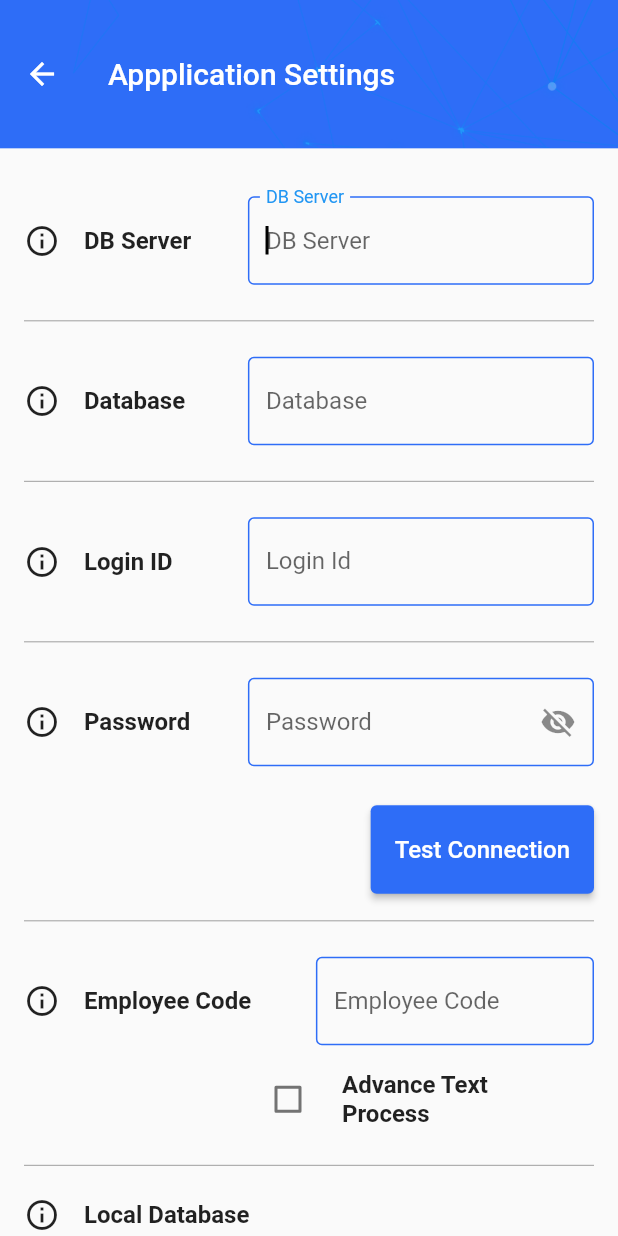
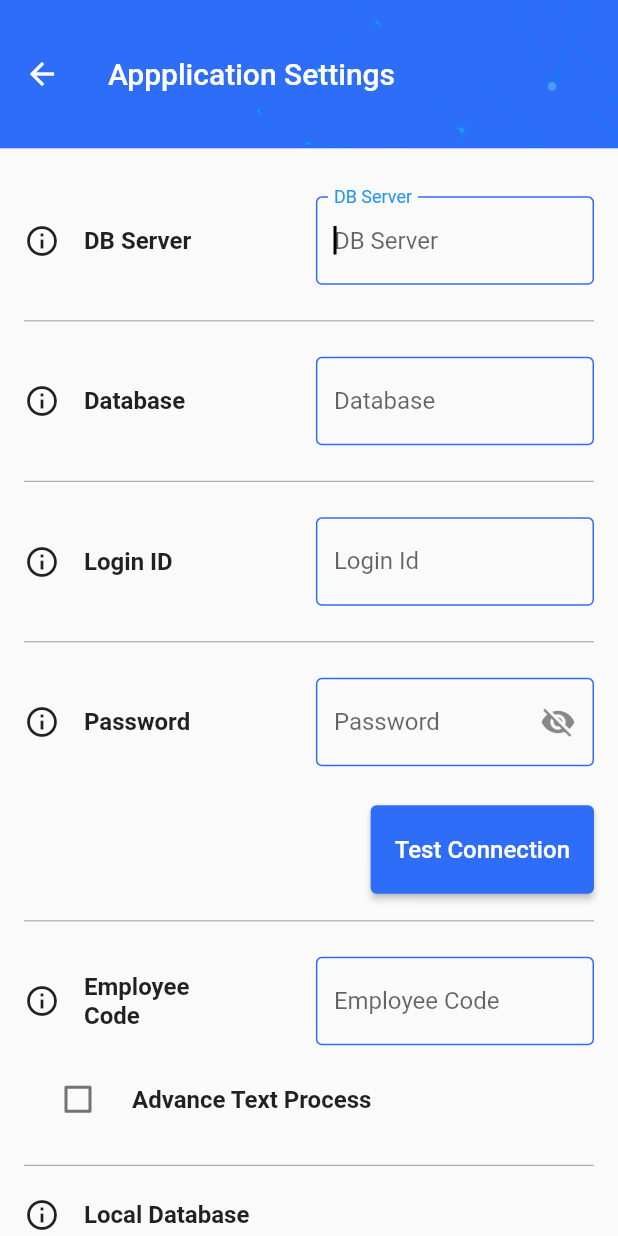
Before and after one commit to ztalha6/ZUL-ROUTE, a Flutter app: the AppSettingsView screen opened directly, on a phone screen of 412 x 824 dp. Run offline on Flutter 3.47's test engine with Material 2 defaults, Android fonts, the phone set to English and light mode, and no system bars; our stand-ins replace flutter_spinkit, pinput, stacked; Roboto replaces fonts that are missing (Montserrat).

Commit message:
Update app_settings_view.dart

```diff
--- a/lib/screens/application_settings/app_settings_view.dart
+++ b/lib/screens/application_settings/app_settings_view.dart
@@ -47,11 +47,13 @@ class AppSettingsView extends StatelessWidget {
                                   return _list;
                                 }),
                             SizedBox(width: 16, height: 50),
-                            Text("DB Server", style: boldStyle),
+                            Container(
+                                width: MediaQuery.of(context).size.width * 0.25,
+                                child: Text("DB Server", style: boldStyle)),
                           ],
                         ),
                         Container(
-                          width: MediaQuery.of(context).size.width * 0.56,
+                          width: MediaQuery.of(context).size.width * 0.45,
                           child: InputWidget(
                             onDone: () {},
                             onEditingComplete: () {
@@ -97,11 +99,13 @@ class AppSettingsView extends StatelessWidget {
                                   return _list;
                                 }),
                             SizedBox(width: 16, height: 50),
-                            Text("Database", style: boldStyle),
+                            Container(
+                                width: MediaQuery.of(context).size.width * 0.25,
+                                child: Text("Database", style: boldStyle)),
                           ],
                         ),
                         Container(
-                          width: MediaQuery.of(context).size.width * 0.56,
+                          width: MediaQuery.of(context).size.width * 0.45,
                           child: InputWidget(
                             onDone: () {},
                             onEditingComplete: () {
@@ -147,11 +151,13 @@ class AppSettingsView extends StatelessWidget {
                                   return _list;
                                 }),
                             SizedBox(width: 16, height: 50),
-                            Text("Login ID", style: boldStyle),
+                            Container(
+                                width: MediaQuery.of(context).size.width * 0.25,
+                                child: Text("Login ID", style: boldStyle)),
                           ],
                         ),
                         Container(
-                          width: MediaQuery.of(context).size.width * 0.56,
+                          width: MediaQuery.of(context).size.width * 0.45,
                           child: InputWidget(
                             onDone: () {},
                             onEditingComplete: () {
@@ -197,11 +203,13 @@ class AppSettingsView extends StatelessWidget {
                                   return _list;
                                 }),
                             SizedBox(width: 16, height: 50),
-                            Text("Password", style: boldStyle),
+                            Container(
+                                width: MediaQuery.of(context).size.width * 0.25,
+                                child: Text("Password", style: boldStyle)),
                           ],
                         ),
                         Container(
-                          width: MediaQuery.of(context).size.width * 0.56,
+                          width: MediaQuery.of(context).size.width * 0.45,
                           child: InputWidget(
                             obscureText: true,
                             onDone: () {},
@@ -247,7 +255,7 @@ class AppSettingsView extends StatelessWidget {
                   Padding(
                     padding: const EdgeInsets.only(top: 16, bottom: 8),
                     child: Column(
-                      mainAxisAlignment: MainAxisAlignment.end,
+                      mainAxisAlignment: MainAxisAlignment.start,
                       children: [
                         Row(
                           mainAxisAlignment: MainAxisAlignment.spaceBetween,
@@ -270,7 +278,11 @@ class AppSettingsView extends StatelessWidget {
                                       return _list;
                                     }),
                                 SizedBox(width: 16, height: 50),
-                                Text("Employee Code", style: boldStyle),
+                                Container(
+                                    width: MediaQuery.of(context).size.width *
+                                        0.25,
+                                    child: Text("Employee Code",
+                                        style: boldStyle)),
                               ],
                             ),
                             Container(
@@ -297,7 +309,7 @@ class AppSettingsView extends StatelessWidget {
                           ],
                         ),
                         Padding(
-                          padding: const EdgeInsets.only(left: 140, top: 8),
+                          padding: const EdgeInsets.only(top: 8),
                           child: Row(children: [
                             Flexible(
                               child: CheckboxListTile(
@@ -379,7 +391,9 @@ class AppSettingsView extends StatelessWidget {
                           child: ElevatedButton(
                             style:
                                 ElevatedButton.styleFrom(primary: Colors.red),
-                            onPressed: () async {},
+                            onPressed: () async {
+                              Navigator.pop(context);
+                            },
                             child: Padding(
                               padding: EdgeInsets.symmetric(vertical: 20),
                               child: Text(
```
